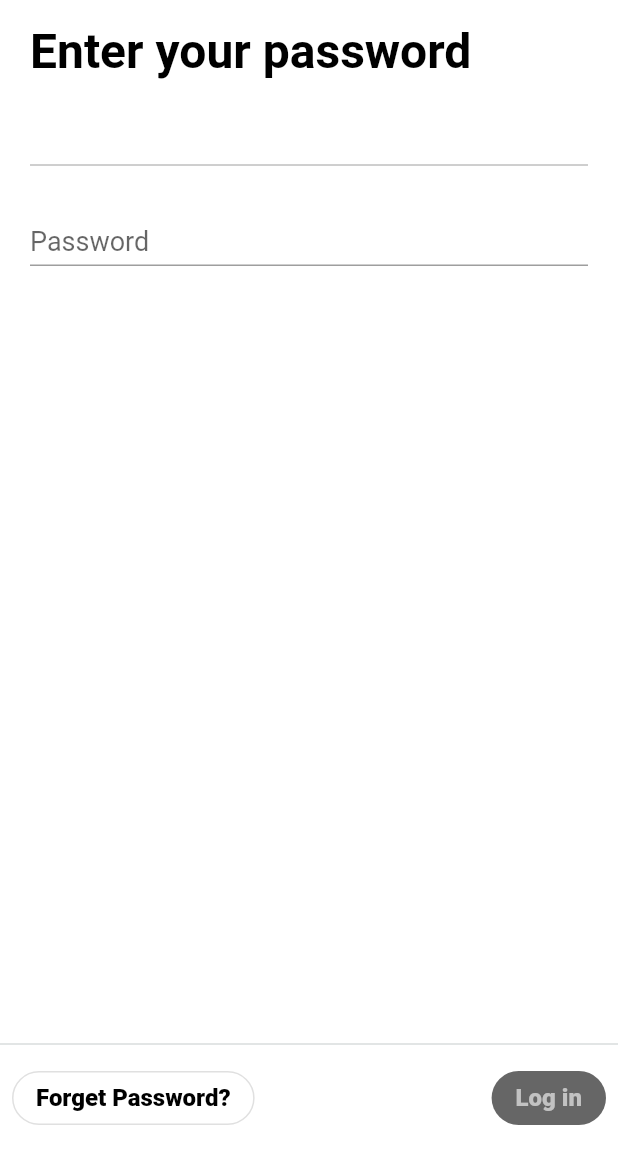
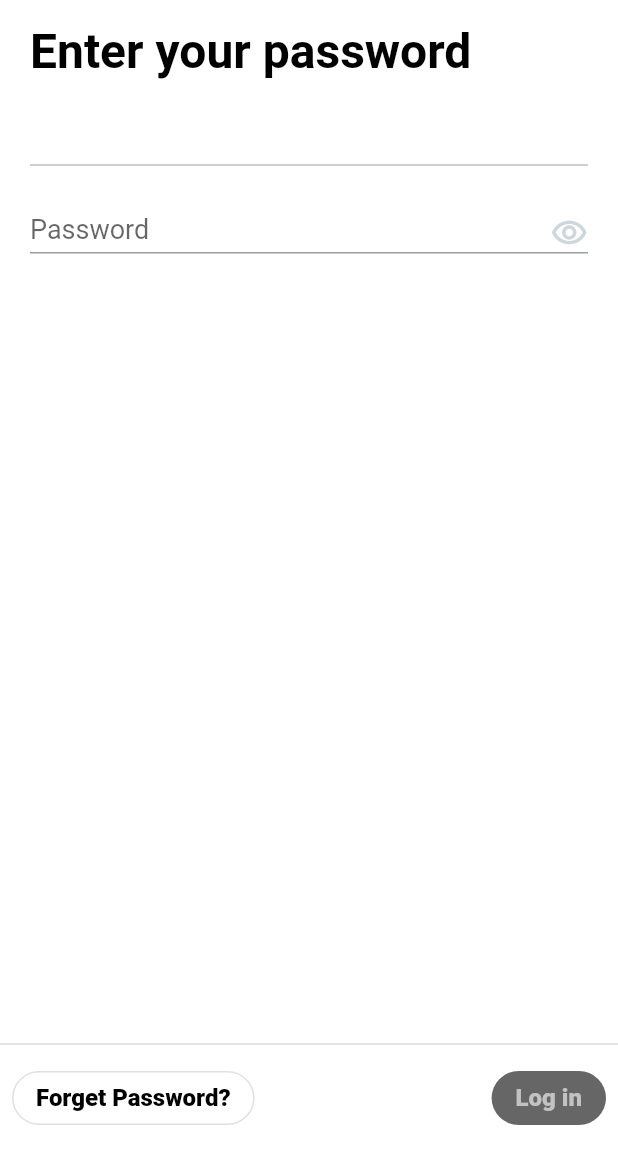
Before and after one commit to Twitter-CUFE-CCEC-2023/twitter_flutter, a Flutter app: the LoginPassword screen opened directly with empty values, on a phone screen of 412 x 824 dp, the part 84-1236 px from its top. Run offline on Flutter 3.47's test engine with Material 2 defaults, Android fonts, the phone set to English and light mode, and no system bars.

Commit message:
add password field , display password feature , add tick icon on entering password

```diff
--- a/lib/screens/authentication/loginPassword.dart
+++ b/lib/screens/authentication/loginPassword.dart
@@ -13,6 +13,10 @@ class _LoginPasswordState extends State<LoginPassword> {
   bool logActive = false;
   TextEditingController controller = TextEditingController();
   String? username;
+  bool showPassword = false;
+  Icon passwordVisibilityStyle = const Icon(Icons.visibility_outlined, color: Color(0xffCED7DC), size: 25.0);
+  Icon passwordCheckSuffix = const Icon(null);
+
   @override
   void initState() {
     super.initState();
@@ -20,6 +24,7 @@ class _LoginPasswordState extends State<LoginPassword> {
       final bool logActive = controller.text.isNotEmpty;
       setState(() {
         this.logActive = logActive;
+        passwordCheckSuffix = logActive ? const Icon(Icons.check_circle_outline_sharp,size:25.0,color: Color(0xFF2DB169),) : const Icon(null);
       });
     });
   }
@@ -28,6 +33,21 @@ class _LoginPasswordState extends State<LoginPassword> {
   void dispose() {
     controller.dispose();
     super.dispose();
+  }
+
+  void changePasswordVisibilityIcon(bool isShown)
+  {
+    setState(() {
+      showPassword = !showPassword;
+      if(isShown)
+      {
+        passwordVisibilityStyle = const Icon(Icons.visibility_rounded, color: Color(0xffCED7DC), size: 25.0);
+      }
+      else
+      {
+        passwordVisibilityStyle = const Icon(Icons.visibility_rounded, color: Color(0XFF3993D0), size: 25.0);
+      }
+    });
   }
 
   @override
@@ -58,7 +78,7 @@ class _LoginPasswordState extends State<LoginPassword> {
               textAlign: TextAlign.left,
               decoration: InputDecoration(
                 hintText: "$username",
-                hintStyle: const TextStyle(fontSize: 18.0,color: Colors.black),
+                hintStyle: const TextStyle(fontSize: 18.0, color: Colors.black),
                 isDense: true,
                 contentPadding: const EdgeInsets.only(bottom: 6.0),
               ),
@@ -71,22 +91,27 @@ class _LoginPasswordState extends State<LoginPassword> {
               cursorHeight: 25.0,
               textAlign: TextAlign.left,
               controller: controller,
-              decoration: const InputDecoration(
+              decoration: InputDecoration(
                 hintText: "Password",
-                hintStyle: TextStyle(fontSize: 18.0),
+                hintStyle: const TextStyle(fontSize: 18.0),
                 isDense: true,
-                contentPadding: EdgeInsets.only(bottom: 6.0),
-                suffix: IconButton(
-                  icon: Icon(Icons.visibility_outlined,color: Color(0xffCED7DC),size: 25.0,),
-                  onPressed: null,
-                  padding: EdgeInsets.all(0),
-                  constraints: BoxConstraints(maxHeight: 0),
-                ),
+                contentPadding: const EdgeInsets.only(bottom: 6.0),
+                suffixIconConstraints: const BoxConstraints(minWidth: 0, minHeight: 0),
+                suffixIcon: Row(
+                  mainAxisSize: MainAxisSize.min,
+                  mainAxisAlignment: MainAxisAlignment.end,
+                  children: [
+                    GestureDetector(
+                      child: passwordVisibilityStyle,
+                      onTap: () => changePasswordVisibilityIcon(showPassword),
+                    ),
+                    if(passwordCheckSuffix.icon != null) passwordCheckSuffix, // check that the icon suffix is not set to null
+                  ],
+                )
               ),
-              obscureText: true,
+              obscureText: !showPassword,
               autocorrect: false,
               enableSuggestions: false,
-
             ),
           ],
         ),
@@ -119,7 +144,8 @@ class _LoginPasswordState extends State<LoginPassword> {
                     ElevatedButton(
                       onPressed: logActive
                           ? () {
-                              //TODO:Next Button
+
+                              //TODO:
                             }
                           : null,
                       child: const Text("Log in"),
--- a/lib/screens/authentication/loginUsername.dart
+++ b/lib/screens/authentication/loginUsername.dart
@@ -41,6 +41,7 @@ class _LoginUsernameState extends State<LoginUsername> {
           padding: const EdgeInsets.only(
               left: 20.0, right: 30.0, top: 20.0, bottom: 10.0),
           child: Column(
+            crossAxisAlignment: CrossAxisAlignment.start,
             children: [
               const Text(
                 "To get started, first enter your phone, email address or @username",
```
